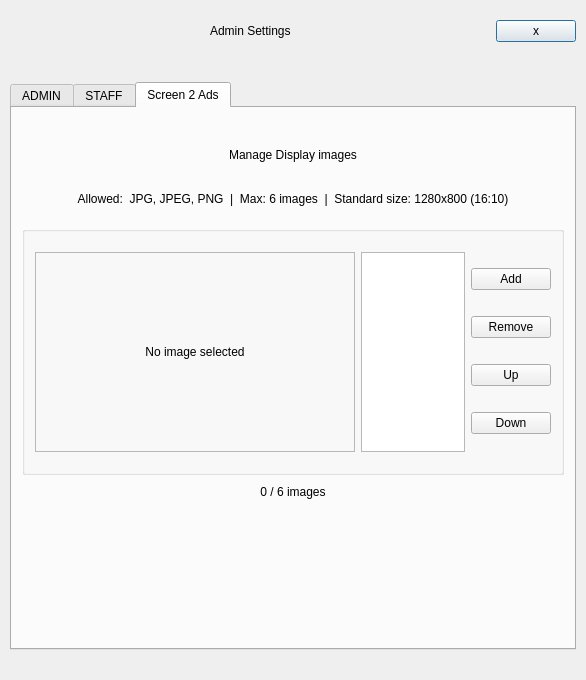
This is Project/ui/admin_menu.ui in Selvam-T/POS as Qt 5 draws it before an edit. The edited form follows.
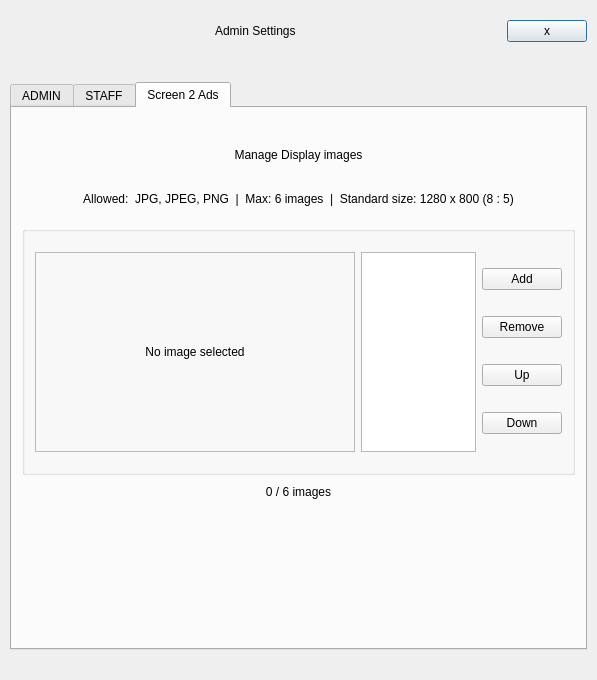
This is the edited form. The open tabs and pages were chosen to show the change.

Commit message: product_menu.ui / category tab added, screen2_Ads_helper.py file naming improved

```diff
--- a/Project/ui/admin_menu.ui
+++ b/Project/ui/admin_menu.ui
@@ -6,7 +6,7 @@
    <rect>
     <x>0</x>
     <y>0</y>
-    <width>586</width>
+    <width>597</width>
     <height>680</height>
    </rect>
   </property>
@@ -724,7 +724,7 @@
        <item>
         <widget class="QLabel" name="screen2RulesLabel">
          <property name="text">
-          <string>Allowed:  JPG, JPEG, PNG  |  Max: 6 images  |  Standard size: 1280x800 (16:10)</string>
+          <string>Allowed:  JPG, JPEG, PNG  |  Max: 6 images  |  Standard size: 1280 x 800 (8 : 5)</string>
          </property>
          <property name="alignment">
           <set>Qt::AlignCenter</set>
```
Left out of the diff: 2 changed lines with no effect on the pictures. The commit also changes 6 other files.
